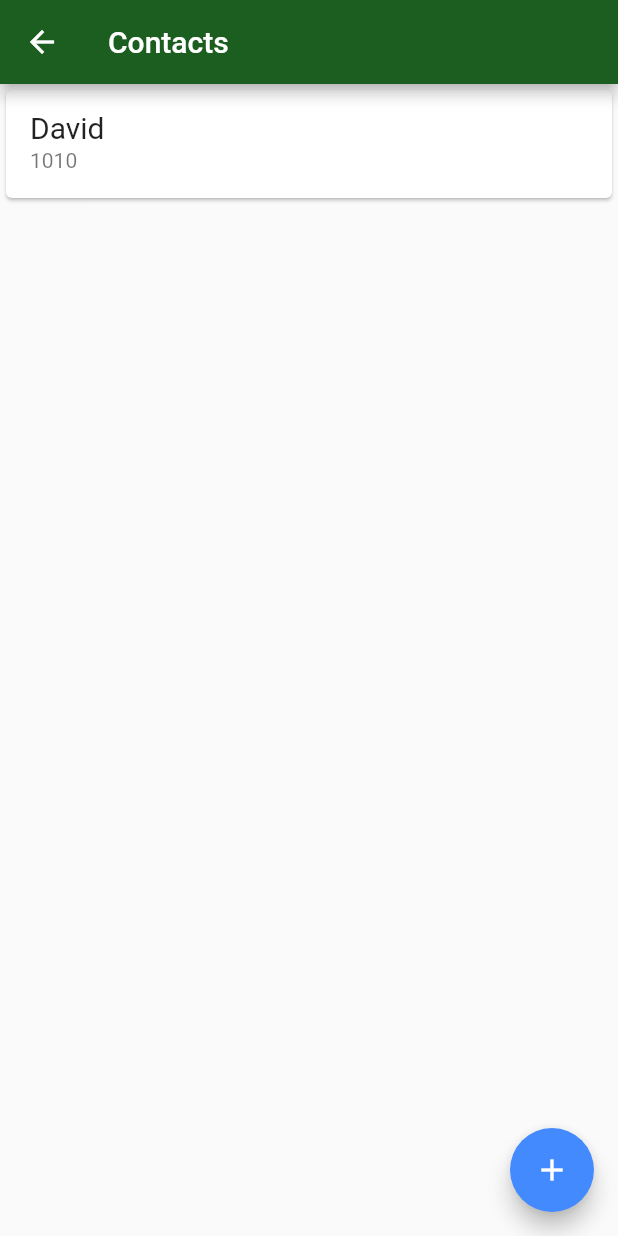
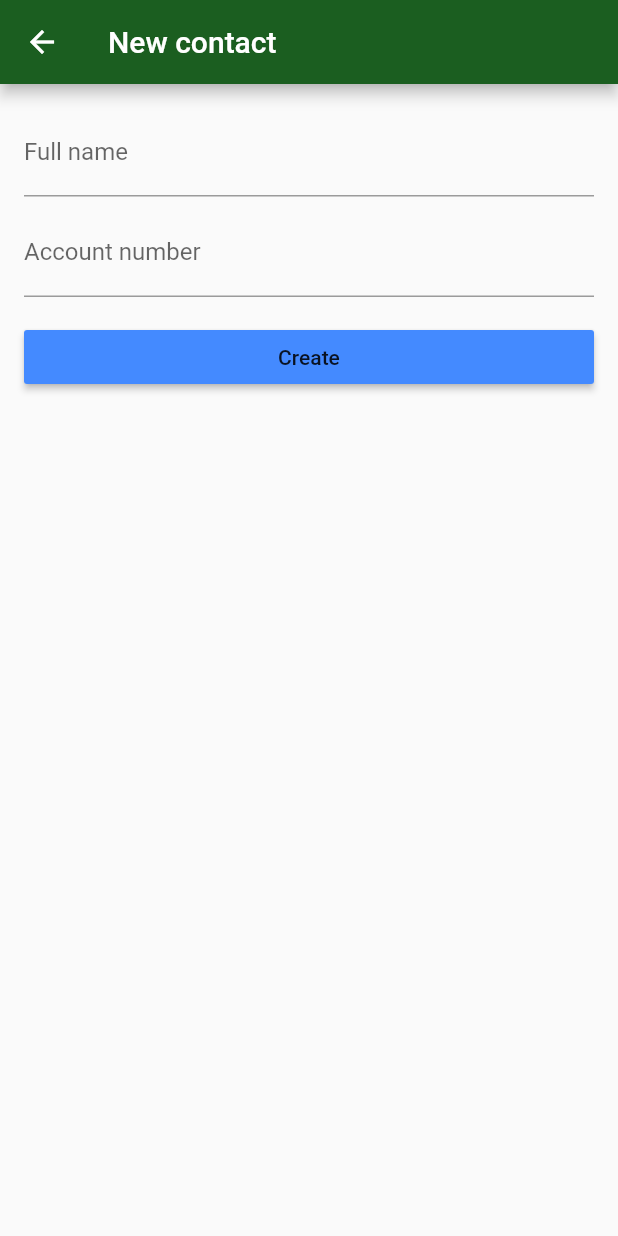
Before and after one commit to DavidArcari/Flutter, a Flutter app: the ContactsList screen opened directly, after a tap on the "add" icon, on a phone screen of 412 x 824 dp. Run offline on Flutter 3.47's test engine with Material 2 defaults, Android fonts, the phone set to English and light mode, and no system bars.

Commit message:
Tela do formulario de contatos e model do contato.

```diff
--- a/ByteBank/lib/main.dart
+++ b/ByteBank/lib/main.dart
@@ -1,3 +1,4 @@
+import 'package:ByteBank/screens/contact_form.dart';
 import 'package:ByteBank/screens/contacts_list.dart';
 import 'package:ByteBank/screens/dashboard.dart';
 import 'package:flutter/material.dart';
--- /dev/null
+++ b/ByteBank/lib/models/contact.dart
@@ -0,0 +1,14 @@
+class Contact {
+  final String name;
+  final int accountNumber;
+
+  Contact(
+    this.name,
+    this.accountNumber
+  );
+
+  @override
+  String toString() {
+    return 'Contact{name: $name, accountNumber: $accountNumber}';
+  }
+}
--- /dev/null
+++ b/ByteBank/lib/screens/contact_form.dart
@@ -0,0 +1,56 @@
+import 'package:ByteBank/models/contact.dart';
+import 'package:flutter/material.dart';
+
+class ContactForm extends StatefulWidget {
+
+  @override
+  _ContactFormState createState() => _ContactFormState();
+}
+
+class _ContactFormState extends State<ContactForm> {
+  final TextEditingController _nameController = TextEditingController();
+
+  final TextEditingController _accountNumberController = TextEditingController();
+
+  @override
+  Widget build(BuildContext context) {
+    return Scaffold(
+      appBar: AppBar(title: Text('New contact'),),
+      body: Padding(
+        padding: EdgeInsets.all(16.0),
+          child: Column(
+          children: <Widget>[
+            TextField(
+              controller: _nameController,
+              decoration: InputDecoration(
+                labelText: 'Full name',),
+                style: TextStyle(fontSize: 16),),
+            Padding(
+              padding: EdgeInsets.only(top: 8.0),
+              child: TextField(
+                controller: _accountNumberController,
+                decoration: InputDecoration(
+                  labelText: 'Account number',),
+                  style: TextStyle(
+                    fontSize: 16),
+                  keyboardType: TextInputType.number,),
+              ),
+            Padding(
+              padding: EdgeInsets.only(top: 16.0),
+              child: SizedBox(
+                width: double.maxFinite,
+                  child: RaisedButton(child: Text('Create'),
+                  onPressed: () {
+                    final String name = _nameController.text;
+                    final int accountNumber = int.tryParse(_accountNumberController.text);
+                    final Contact newContact = Contact(name, accountNumber);
+                    Navigator.pop(context, newContact);
+                  },),
+              ),
+            )
+          ],
+        ),
+      ),
+    );
+  }
+}
--- a/ByteBank/lib/screens/contacts_list.dart
+++ b/ByteBank/lib/screens/contacts_list.dart
@@ -1,3 +1,4 @@
+import 'package:ByteBank/screens/contact_form.dart';
 import 'package:flutter/material.dart';
 import 'package:flutter/widgets.dart';
 
@@ -29,7 +30,12 @@ class ContactsList extends StatelessWidget {
         ],
       ),
       floatingActionButton: FloatingActionButton(
-        onPressed: (){},
+        onPressed: (){
+          Navigator.of(context).push(MaterialPageRoute(
+            builder: (context) => ContactForm(),
+            ),
+          ).then((newContact) => debugPrint(newContact.toString()));
+        },
         child: Icon(Icons.add),
       ),
     );
```
